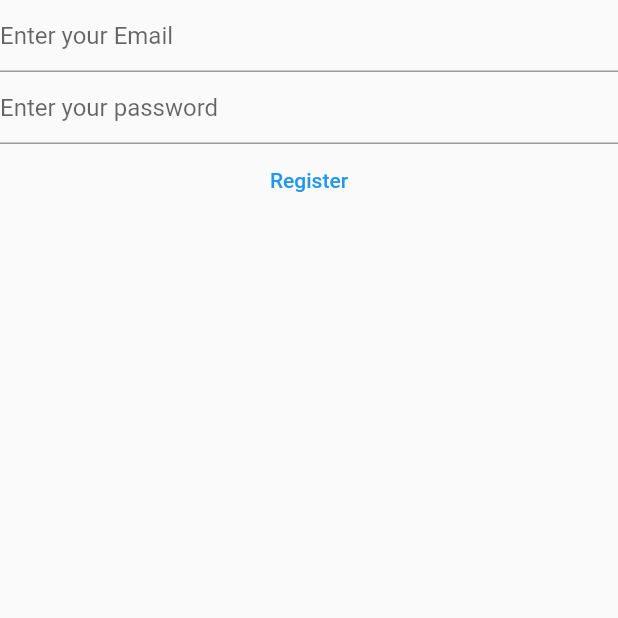
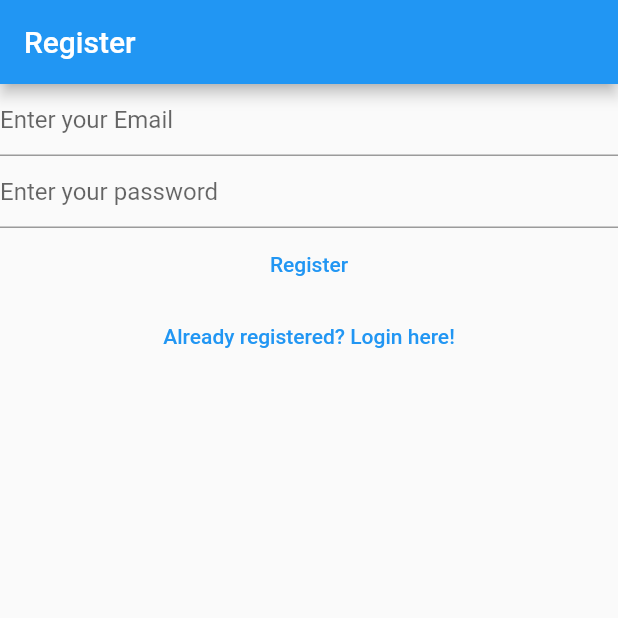
Before and after one commit to Gulhassan786/mynotes_flutter, a Flutter app: the RegistarPage screen opened directly, on a phone screen of 412 x 824 dp, the top half of it. Run offline on Flutter 3.47's test engine with Material 2 defaults, Android fonts, the phone set to English and light mode, and no system bars; our stand-ins replace firebase_auth, firebase_core; accounts and stored records are empty.

Commit message:
added verify email view file and created router between login view and register view files so user can switch views accrodingly

```diff
--- a/lib/views/login_view.dart
+++ b/lib/views/login_view.dart
@@ -30,7 +30,11 @@ class _LoginViewState extends State<LoginView> {
 
   @override
   Widget build(BuildContext context) {
-    return Column(
+    return Scaffold(
+      appBar: AppBar(
+        title: const Text("Login"),
+      ),
+      body: Column(
         children: [
           TextField(
             controller: _email,
@@ -67,7 +71,17 @@ class _LoginViewState extends State<LoginView> {
             },
             child: const Text("Login"),
           ),
+          TextButton(
+            onPressed: () {
+              Navigator.of(context).pushNamedAndRemoveUntil(
+                '/register/',
+                (route) => false,
+              );
+            },
+            child: const Text("Not registered? Register here!"),
+          )
         ],
+      ),
     );
   }
 }
--- a/lib/views/register_view.dart
+++ b/lib/views/register_view.dart
@@ -30,7 +30,11 @@ class _RegistarPageState extends State<RegistarPage> {
 
   @override
   Widget build(BuildContext context) {
-    return Column(
+    return Scaffold(
+      appBar: AppBar(
+        title: const Text("Register"),
+      ),
+      body: Column(
         children: [
           TextField(
             controller: _email,
@@ -68,7 +72,15 @@ class _RegistarPageState extends State<RegistarPage> {
             },
             child: const Text("Register"),
           ),
+          TextButton(
+            onPressed: () {
+              Navigator.of(context)
+                  .pushNamedAndRemoveUntil("/login/", (route) => false);
+            },
+            child: const Text("Already registered? Login here!"),
+          ),
         ],
+      ),
     );
   }
 }
```
Also changed, not shown: lib/main.dart (+20 -41 lines), lib/views/verify_email_view.dart (added, +33 -0 lines). Lines whose indentation alone changed are shown as unchanged.
